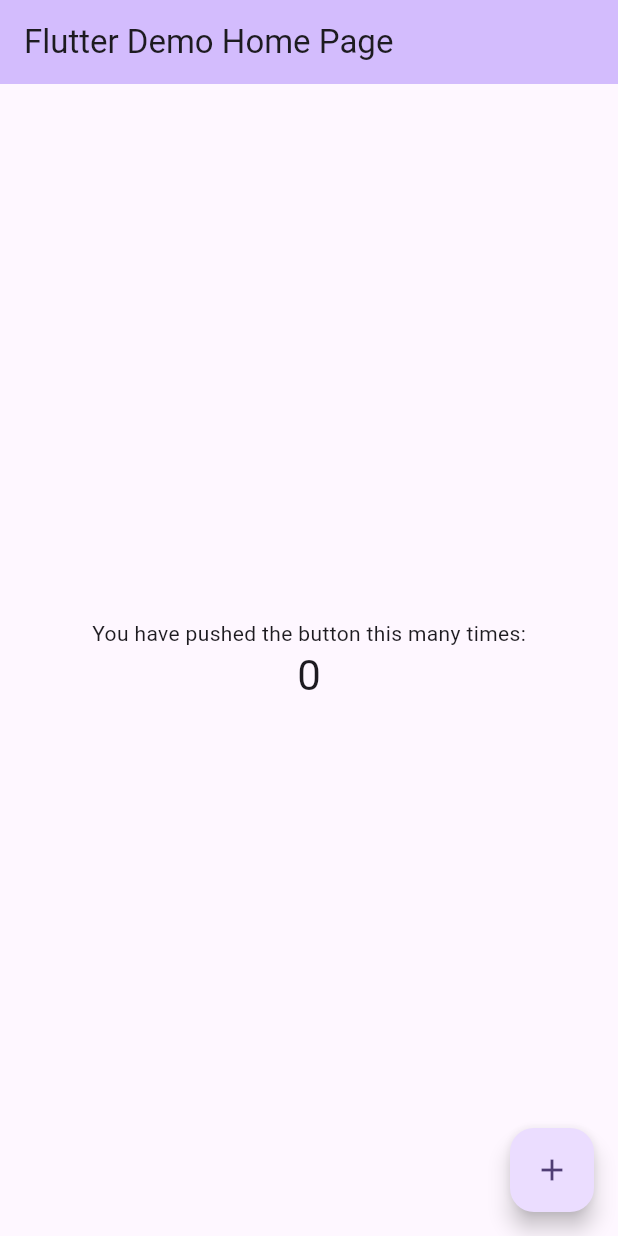
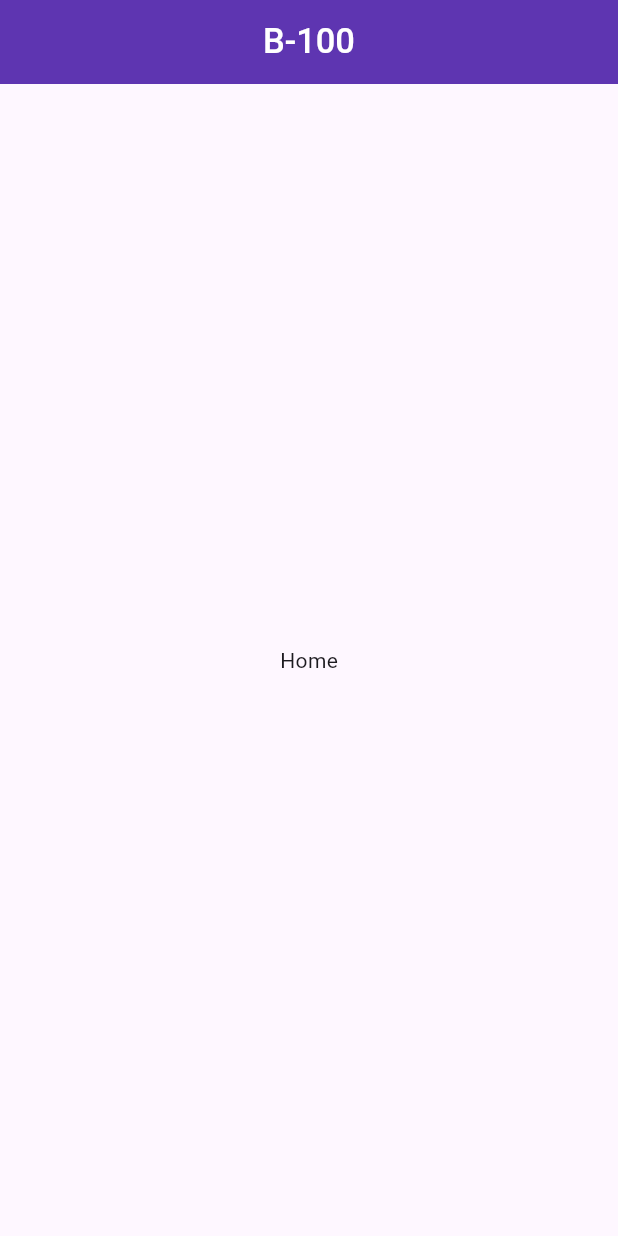
Before and after one commit to racalixta/flutter_basketball_100, a Flutter app: the screen it shows after launch, on a phone screen of 412 x 824 dp. Run offline on Flutter 3.47's test engine with Material 2 defaults, Android fonts, the phone set to English and light mode, and no system bars.

Commit message:
ajustes iniciais

```diff
--- a/lib/main.dart
+++ b/lib/main.dart
@@ -1,68 +1,6 @@
 import 'package:flutter/material.dart';
+import 'package:flutter_basketball_100/myapp.dart';
 
 void main() {
   runApp(const MyApp());
 }
-
-class MyApp extends StatelessWidget {
-  const MyApp({super.key});
-  @override
-  Widget build(BuildContext context) {
-    return MaterialApp(
-      title: 'Flutter Demo',
-      theme: ThemeData(
-        colorScheme: ColorScheme.fromSeed(seedColor: Colors.deepPurple),
-        useMaterial3: true,
-      ),
-      home: const MyHomePage(title: 'Flutter Demo Home Page'),
-    );
-  }
-}
-
-class MyHomePage extends StatefulWidget {
-  const MyHomePage({super.key, required this.title});
-
-  final String title;
-
-  @override
-  State<MyHomePage> createState() => _MyHomePageState();
-}
-
-class _MyHomePageState extends State<MyHomePage> {
-  int _counter = 0;
-
-  void _incrementCounter() {
-    setState(() {
-      _counter++;
-    });
-  }
-
-  @override
-  Widget build(BuildContext context) {
-    return Scaffold(
-      appBar: AppBar(
-        backgroundColor: Theme.of(context).colorScheme.inversePrimary,
-        title: Text(widget.title),
-      ),
-      body: Center(
-        child: Column(
-          mainAxisAlignment: MainAxisAlignment.center,
-          children: <Widget>[
-            const Text(
-              'You have pushed the button this many times:',
-            ),
-            Text(
-              '$_counter',
-              style: Theme.of(context).textTheme.headlineMedium,
-            ),
-          ],
-        ),
-      ),
-      floatingActionButton: FloatingActionButton(
-        onPressed: _incrementCounter,
-        tooltip: 'Increment',
-        child: const Icon(Icons.add),
-      ),
-    );
-  }
-}
--- /dev/null
+++ b/lib/myapp.dart
@@ -0,0 +1,19 @@
+import 'package:flutter/material.dart';
+import 'package:flutter_basketball_100/pages/home_page.dart';
+
+class MyApp extends StatelessWidget {
+  const MyApp({super.key});
+
+  @override
+  Widget build(BuildContext context) {
+    return MaterialApp(
+      title: "B-100",
+      debugShowCheckedModeBanner: false,
+      theme: ThemeData(
+        colorScheme: ColorScheme.fromSeed(seedColor: Colors.deepPurple),
+        useMaterial3: true,
+      ),
+      home: const HomePage(),
+    );
+  }
+}
--- /dev/null
+++ b/lib/pages/home_page.dart
@@ -0,0 +1,24 @@
+import 'package:flutter/material.dart';
+
+class HomePage extends StatelessWidget {
+  const HomePage({super.key});
+
+  @override
+  Widget build(BuildContext context) {
+    return Scaffold(
+      appBar: AppBar(
+        centerTitle: true,
+        title: const Text('B-100'),
+        backgroundColor: Colors.deepPurple[600],
+        titleTextStyle: const TextStyle(
+          color: Colors.white,
+          fontSize: 23,
+          fontWeight: FontWeight.w500,
+        ),
+      ),
+      body: const Center(
+        child: Text('Home'),
+      ),
+    );
+  }
+}
```
Also changed, not shown: 2 other files.
